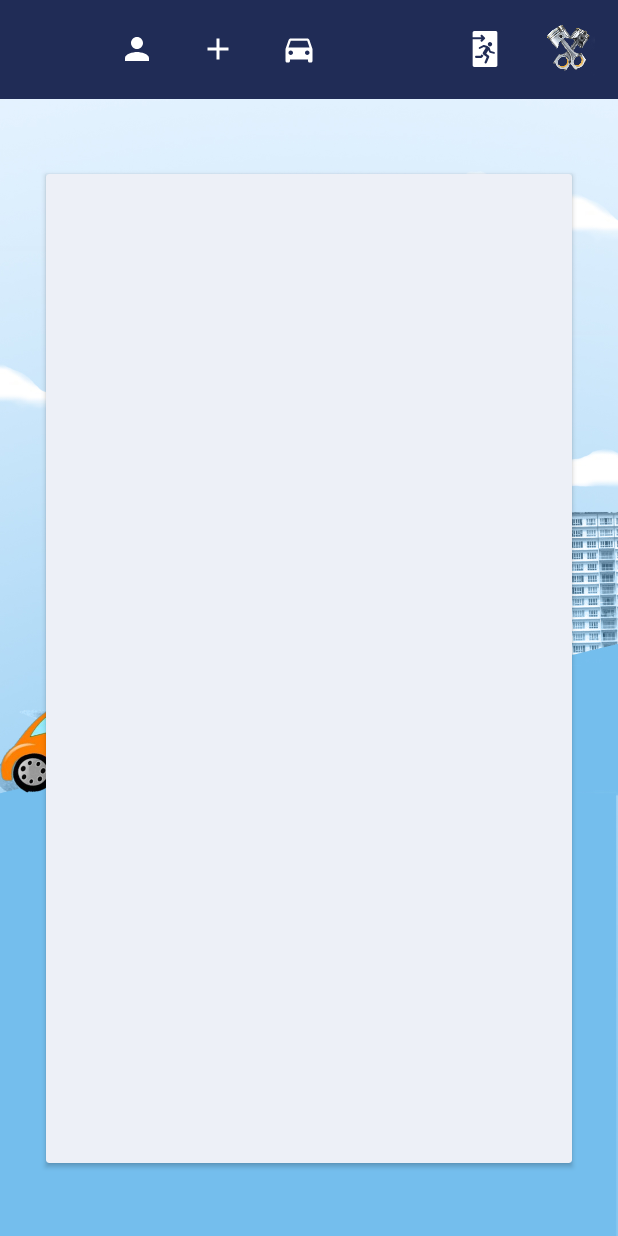
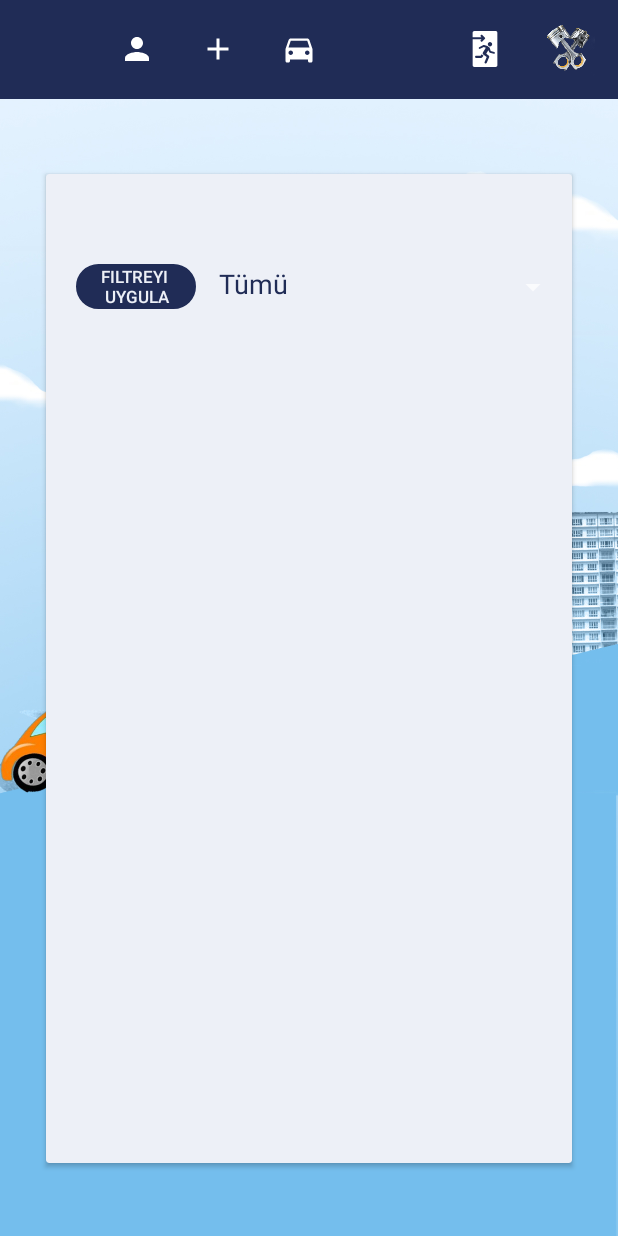
Before and after one commit to mahmutcant/KrankRent, an Android app: the screen it shows after launch once a user with an empty profile is signed in (LoginAfterMain), on a phone screen of 412 x 824 dp. Run offline under Robolectric (Android 15) with nearby library versions, the phone set to English and light mode, and no system bars; our stand-ins replace Firebase (no records; nobody signed in at launch, a user with empty details on screens opened directly); 2 statements that could not run were skipped.

Commit message:
filtreleme uygulanmaya hazır

```diff
--- a/app/src/main/java/com/mahmut/krankrent/LoginAfterMain.java
+++ b/app/src/main/java/com/mahmut/krankrent/LoginAfterMain.java
@@ -12,10 +12,13 @@ import android.media.Image;
 import android.os.Bundle;
 import android.view.MenuItem;
 import android.view.View;
+import android.widget.AdapterView;
 import android.widget.ArrayAdapter;
+import android.widget.Button;
 import android.widget.ImageView;
 import android.widget.ListView;
 import android.widget.ProgressBar;
+import android.widget.Spinner;
 import android.widget.TextView;
 import android.widget.Toast;
 
@@ -42,8 +45,9 @@ import java.util.Objects;
 public class LoginAfterMain extends AppCompatActivity {
     private ListView lstAraclar;
     private TextView adVer,lblAracListesi;
-    private DatabaseReference mReference;
-    private DatabaseReference mReferenceCar;
+    private DatabaseReference mReference,mReferenceCar,mReferenceCity;
+    private Button btnFiltrele;
+    private Spinner lstSehirFiltre;
     private FirebaseAuth mAuth;
     private FirebaseUser mUser;
     private ProgressBar spinner;
@@ -52,10 +56,9 @@ public class LoginAfterMain extends AppCompatActivity {
     protected void onCreate(Bundle savedInstanceState) {
         super.onCreate(savedInstanceState);
         setContentView(R.layout.activity_login_after_main);
-        //ArrayList<String> araclarListesi = new ArrayList<>();
-        //ArrayAdapter<String> araclarListesiAdapter = new ArrayAdapter<String>(this, android.R.layout.simple_list_item_1,araclarListesi);
-        //lstAraclar.setAdapter(araclarListesiAdapter);
         lblAracListesi = (TextView)findViewById(R.id.lblAracListesi);
+        lstSehirFiltre = (Spinner)findViewById(R.id.lstSehirFiltre);
+        btnFiltrele = (Button)findViewById(R.id.btnSehirFiltre);
         anaSayfa = (ImageView)findViewById(R.id.iconMainPage);
         profileIcon = (ImageView)findViewById(R.id.profileIcon);
         addCarIcon = (ImageView)findViewById(R.id.addCarIcon);
@@ -105,39 +108,42 @@ public class LoginAfterMain extends AppCompatActivity {
                 String myString = snapshot.child("Adi").getValue().toString();
                 String upperString = myString.substring(0, 1).toUpperCase() + myString.substring(1).toLowerCase();
                 adVer.setText(upperString);
-                lblAracListesi.setText(snapshot.child("Sehir").getValue().toString() + " Konumundaki Araçların Listesi");
             }
             @Override
             public void onCancelled(@NonNull DatabaseError error) {
 
             }
         });
+        ArrayList<String> arrayList = new ArrayList<>();
+        ArrayAdapter<String> arrayAdapter = new ArrayAdapter<String>(this, R.layout.my_selected_item,arrayList);
+        arrayAdapter.setDropDownViewResource(R.layout.my_dropdown_item);
+        mReferenceCity = FirebaseDatabase.getInstance().getReference("Sehir");
+        mReferenceCity.addValueEventListener(new ValueEventListener() {
+            @Override
+            public void onDataChange(@NonNull DataSnapshot snapshot) {
+                arrayList.add("Tümü");
+                for(DataSnapshot snp: snapshot.getChildren()){
+                    arrayList.add(snp.getValue().toString());
+                }
+                Spinner s = (Spinner) findViewById(R.id.lstSehirFiltre);
+                s.setAdapter(arrayAdapter);
+            }
+            @Override
+            public void onCancelled(@NonNull DatabaseError error) {
+                Toast.makeText(LoginAfterMain.this, "Hata", Toast.LENGTH_SHORT).show();
+            }
+        });
         mReferenceCar = FirebaseDatabase.getInstance().getReference("araclar");
-        /*String[] maintitle ={
-                "Renault Clio","Ford Focus",
-                "BMW 3 Serisi","Opel Astra",
-                "Mercedes A180",
-        };*/
-        /*String[] subtitle ={
-                "Mahmut Can","Ahmet Can",
-                "Fake","Osuruk",
-                "Sekssu",
-        };*/
-        /*String[] cost = {
-                "4500","6590",
-                "7124","4900",
-                "6680"
-        };*/
         List<String> maintitle = new ArrayList<>();
         List<String> subtitle = new ArrayList<>();
         List<String> cost = new ArrayList<>();
-        mReferenceCar.addValueEventListener(new ValueEventListener() {
+        /*mReferenceCar.addValueEventListener(new ValueEventListener() {
             @Override
             public void onDataChange(@NonNull DataSnapshot snapshot) {
                 for(DataSnapshot snp : snapshot.getChildren()){
                     maintitle.add(snp.child("Marka").getValue().toString()+" "+snp.child("Model").getValue().toString()+" "+snp.child("ModelYili")
                             .getValue().toString());
-                    subtitle.add(snp.child("Konum").getValue().toString()+"/ İlan Sahibi"+snp.child("Paylasan").getValue().toString());
+                    subtitle.add(snp.child("Konum").getValue().toString()+" / İlan Sahibi : "+snp.child("Paylasan").getValue().toString());
                     cost.add(snp.child("KiraBedeli").getValue().toString());
                     CarList adapter=new CarList(LoginAfterMain.this, maintitle, subtitle,cost);
                     lstAraclar = (ListView)findViewById(R.id.LstAraclar);
@@ -146,11 +152,66 @@ public class LoginAfterMain extends AppCompatActivity {
             }
             @Override
             public void onCancelled(@NonNull DatabaseError error) {
+            }
+        });*/
+        lstSehirFiltre.setOnItemSelectedListener(new AdapterView.OnItemSelectedListener() {
+            @Override
+            public void onItemSelected(AdapterView<?> parent, View view, int position, long id) {
+                CarList adapter=new CarList(LoginAfterMain.this, maintitle, subtitle,cost);
+                maintitle.clear();
+                subtitle.clear();
+                cost.clear();
+                lstAraclar = (ListView)findViewById(R.id.LstAraclar);
+                lstAraclar.setAdapter(adapter);
+                if(position == 0){
+                    btnFiltrele.setEnabled(false);
+                    mReferenceCar.addValueEventListener(new ValueEventListener() {
+                        @Override
+                        public void onDataChange(@NonNull DataSnapshot snapshot) {
+                            for(DataSnapshot snp : snapshot.getChildren()){
+                                maintitle.add(snp.child("Marka").getValue().toString()+" "+snp.child("Model").getValue().toString()+" "+snp.child("ModelYili")
+                                        .getValue().toString());
+                                subtitle.add(snp.child("Konum").getValue().toString()+" / İlan Sahibi : "+snp.child("Paylasan").getValue().toString());
+                                cost.add(snp.child("KiraBedeli").getValue().toString());
+                                CarList adapter=new CarList(LoginAfterMain.this, maintitle, subtitle,cost);
+                                lstAraclar = (ListView)findViewById(R.id.LstAraclar);
+                                lstAraclar.setAdapter(adapter);
+                            }
+                        }
+                        @Override
+                        public void onCancelled(@NonNull DatabaseError error) {
+                        }
+                    });
+                }
+                else {
+                    /*mReferenceCar.addValueEventListener(new ValueEventListener() {
+                        @Override
+                        public void onDataChange(@NonNull DataSnapshot snapshot) {
+                            for(DataSnapshot snp : snapshot.getChildren()){
+                                if(snp.child("Konum").getValue().toString() == lstSehirFiltre.getSelectedItem().toString()){
+                                    maintitle.add(snp.child("Marka").getValue().toString()+" "+snp.child("Model").getValue().toString()+" "+snp.child("ModelYili")
+                                            .getValue().toString());
+                                    subtitle.add(snp.child("Konum").getValue().toString()+" / İlan Sahibi : "+snp.child("Paylasan").getValue().toString());
+                                    cost.add(snp.child("KiraBedeli").getValue().toString());
+                                    CarList adapter=new CarList(LoginAfterMain.this, maintitle, subtitle,cost);
+                                    lstAraclar = (ListView)findViewById(R.id.LstAraclar);
+                                    lstAraclar.setAdapter(adapter);
+                                }
+                            }
+                        }
+                        @Override
+                        public void onCancelled(@NonNull DatabaseError error) {
+                        }
+                    });*/
+
+                }
+            }
+
+            @Override
+            public void onNothingSelected(AdapterView<?> parent) {
 
             }
-
         });
-
     }
     public void cikisYap(View v){
         FirebaseAuth.getInstance().signOut();
--- a/app/src/main/res/layout/activity_add_car.xml
+++ b/app/src/main/res/layout/activity_add_car.xml
@@ -133,14 +133,14 @@
             android:onClick="araciKaydet"
             android:backgroundTint="@color/themeColor"/>
         <Button
-
+            android:onClick="temizle"
             android:layout_width="match_parent"
             android:layout_height="wrap_content"
             android:layout_marginLeft="60dp"
             android:layout_marginRight="60dp"
             android:layout_gravity="bottom"
             android:layout_marginBottom="10dp"
-            android:text="Temizle"
+            android:text="İptal"
             android:textColor="@color/themeColor"
             android:background="@drawable/mybutton"
             android:backgroundTint="@color/editTextColor"/>
--- a/app/src/main/res/layout/activity_login_after_main.xml
+++ b/app/src/main/res/layout/activity_login_after_main.xml
@@ -29,6 +29,27 @@
             android:textAlignment="center"
             android:textColor="@color/themeColor"
             android:textSize="25sp" />
+        <Button
+            android:id="@+id/btnSehirFiltre"
+            android:layout_width="80dp"
+            android:layout_height="30dp"
+            android:layout_marginLeft="20dp"
+            android:text="Filtreyi \nUygula"
+            android:textColor="@color/editTextColor"
+            android:textSize="5pt"
+            android:background="@drawable/mybutton"
+            android:backgroundTint="@color/themeColor"
+            android:layout_marginTop="60dp"
+            />
+        <Spinner
+            android:id="@+id/lstSehirFiltre"
+            android:layout_width="match_parent"
+            android:layout_height="40dp"
+            android:layout_marginTop="55dp"
+            android:layout_marginRight="2dp"
+            android:layout_marginLeft="110dp"
+            android:layout_gravity="end|top"
+            />
         <TextView
             android:id="@+id/lblAracListesi"
             android:layout_width="match_parent"
```
Also changed, not shown: app/src/main/java/com/mahmut/krankrent/AddCar.java (+8 -0 lines), app/src/main/res/layout/activity_profile_page.xml (+3 -19 lines).
